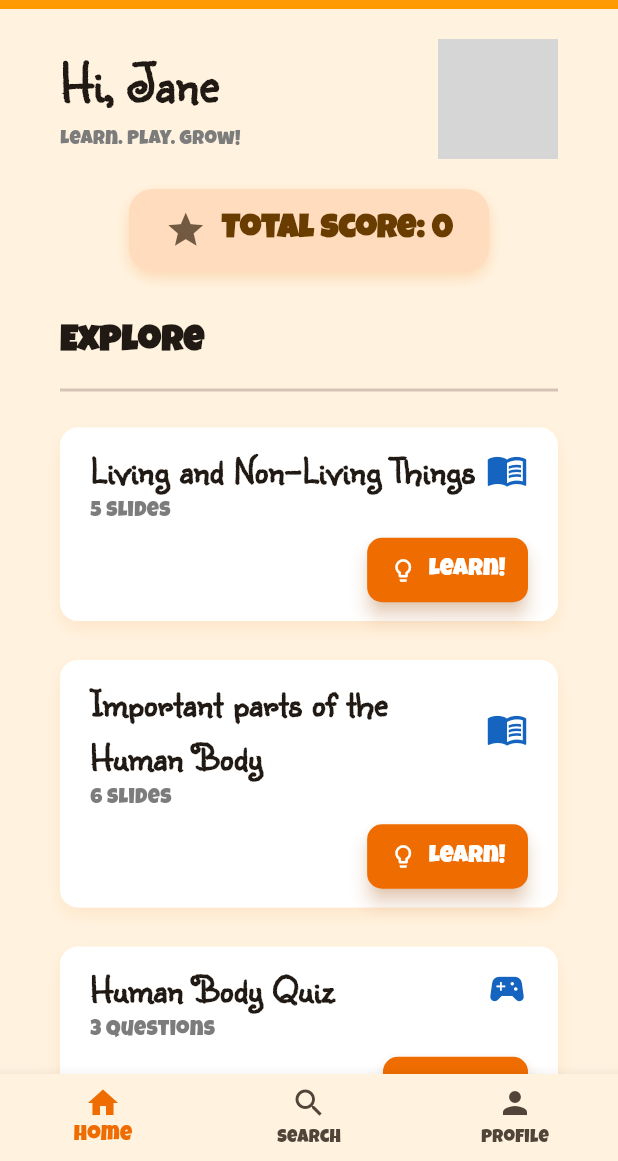
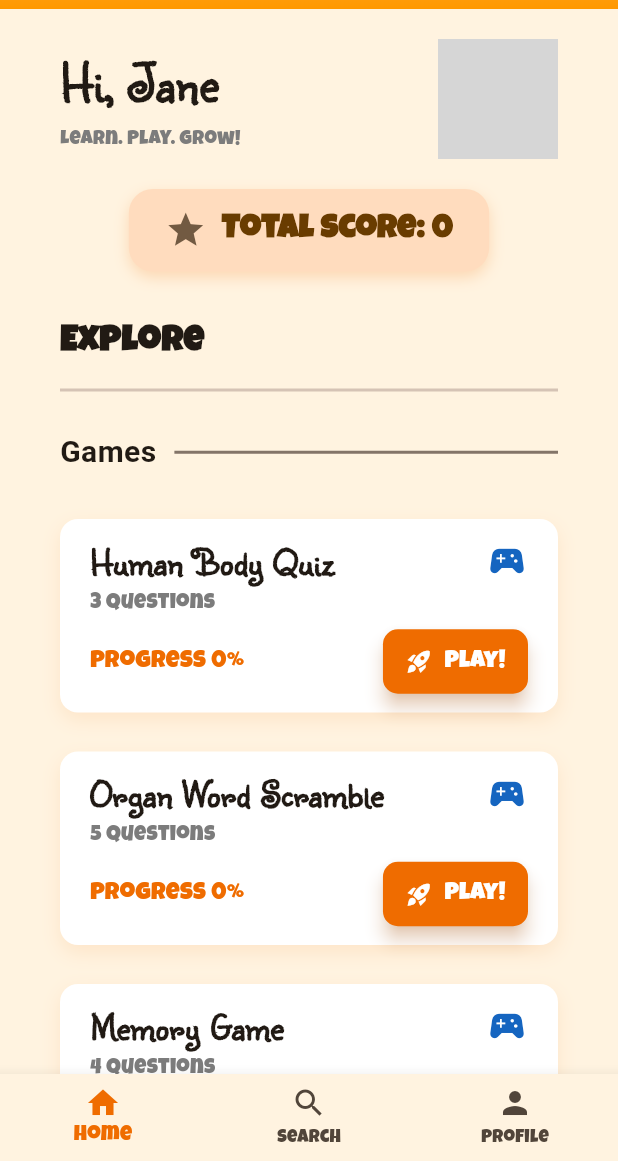
Before and after one commit to rahus12/BioAppDR, a Flutter app: the screen it shows after launch, on a phone screen of 412 x 824 dp, the part 75-1236 px from its top. Run offline on Flutter 3.47's test engine with Material 3 defaults, Android fonts, the phone set to English and light mode, and no system bars; drawn by our look-alikes of flutter_animate; our stand-ins replace flutter_gemini, flutter_tts, shared_preferences, speech_to_text; Roboto replaces fonts that are missing (Kablammo); project files that could hold a hidden picture were left out; grey boxes are pictures that could not be loaded.

Commit message:
Fixing spacing between cards and adding dividers for games and lessons

```diff
--- a/lib/pages/Home.dart
+++ b/lib/pages/Home.dart
@@ -76,6 +76,36 @@ class _HomeState extends State<Home> {
   Future<void> _refreshData() async {
     await _loadTotalScore();
     await _loadQuizProgress();
+  }
+
+  Widget _buildSectionDivider(BuildContext context, String title) {
+    final theme = Theme.of(context);
+    final dividerColor = theme.dividerColor;
+
+    return Padding(
+      padding: const EdgeInsets.symmetric(vertical: 12),
+      child: Row(
+        crossAxisAlignment: CrossAxisAlignment.center,
+        children: [
+          Text(
+            title,
+            style: const TextStyle(
+              fontSize: 20,
+              fontWeight: FontWeight.w600,
+              letterSpacing: 0.3,
+              fontFamily: 'Roboto',
+            ),
+          ),
+          const SizedBox(width: 12),
+          Expanded(
+            child: Divider(
+              thickness: 2,
+              color: dividerColor,
+            ),
+          ),
+        ],
+      ),
+    );
   }
 
   @override
@@ -209,19 +239,10 @@ class _HomeState extends State<Home> {
                 thickness: 2,
                 height: 30,
               ),
-              LessonCard(
-                title: "Living and Non-Living Things",
-                slides: "5",
-                onPress: "/living_non_living_lesson",
-              ),
-              const SizedBox(height: 16),
-              LessonCard(
-                title: "Important parts of the Human Body",
-                slides: "6", // Example: 6 slides
-                onPress: "/lesson", // Named route for Lesson page
-              ),
-              const SizedBox(height: 16),
-              // QUIZ CARD
+
+              // Games Section
+              _buildSectionDivider(context, "Games"),
+              const SizedBox(height: 8),
               IndexCard(
                 title: "Human Body Quiz",
                 questions: "3",
@@ -235,12 +256,14 @@ class _HomeState extends State<Home> {
                 progress: "${_calculateProgress(_quizProgress['wordscramble_progress'] ?? 0, 5)}",
                 onPress: "/wordscramble",
               ),
+              const SizedBox(height: 16),
               IndexCard(
                 title: "Memory Game",
                 questions: "4", // e.g., 4 pairs to match
                 progress: "${_calculateProgress(_quizProgress['memory_progress'] ?? 0, 4)}",
                 onPress: "/memorygame",
               ),
+              const SizedBox(height: 16),
               IndexCard(
                 title: "Drag drop Quiz",
                 questions: "4",
@@ -269,24 +292,27 @@ class _HomeState extends State<Home> {
                 progress: "${_calculateProgress(_quizProgress['assembly_progress'] ?? 0, 6)}",
                 onPress: "/bodyassembly", // Named route for the new game
               ),
+              const SizedBox(height: 30),
+              _buildSectionDivider(context, "Lessons"),
+              const SizedBox(height: 8),
+              LessonCard(
+                title: "Important parts of the Human Body",
+                slides: "6", // Example: 6 slides
+                onPress: "/lesson", // Named route for Lesson page
+              ),
               const SizedBox(height: 16),
-              // LESSON CARDS
-
-
               LessonCard(
                 title: "Important parts of the Face",
                 slides: "6",
                 onPress: "/facelesson", // Named route for Face lesson page
               ),
-              const SizedBox(height: 40),
-
+              const SizedBox(height: 16),
               LessonCard(
                 title: "Body learning - Speech recognition",
                 slides: "6",
                 onPress: "/learningpage", // Named route for Face lesson page
               ),
-              const SizedBox(height: 40),
-
+              const SizedBox(height: 16),
               LessonCard(
                 title: "Face learning - Speech recognition",
                 slides: "6",
@@ -294,17 +320,11 @@ class _HomeState extends State<Home> {
               ),
               const SizedBox(height: 16),
               LessonCard(
-                title: "Lesson Planner & Tasks",
-                slides: "∞",
-                onPress: "/voice_tutor",
-              ),
-              const SizedBox(height: 16),
-              LessonCard(
                 title: "Nutrition & Digestion",
                 slides: "8",
                 onPress: "/nutrition",
               ),
-              const SizedBox(height: 40),
+              const SizedBox(height: 16),
             ],
           ),
         ),
```
Also changed, not shown: pubspec.lock.
